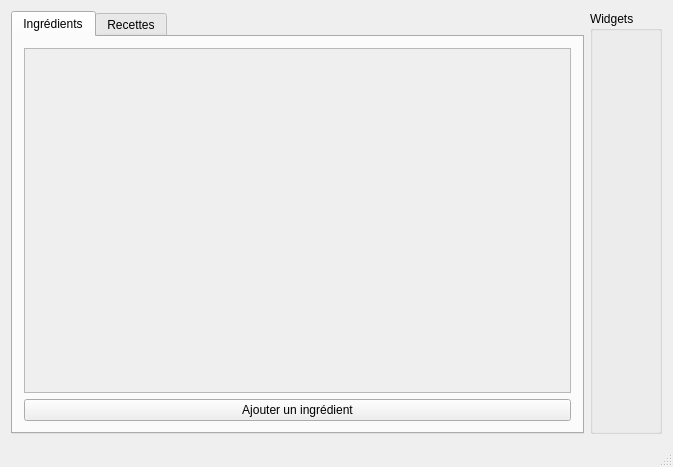
This is mainwindow.ui in ACoupat/Refrigestion as Qt 5 draws it before an edit. The edited form follows.
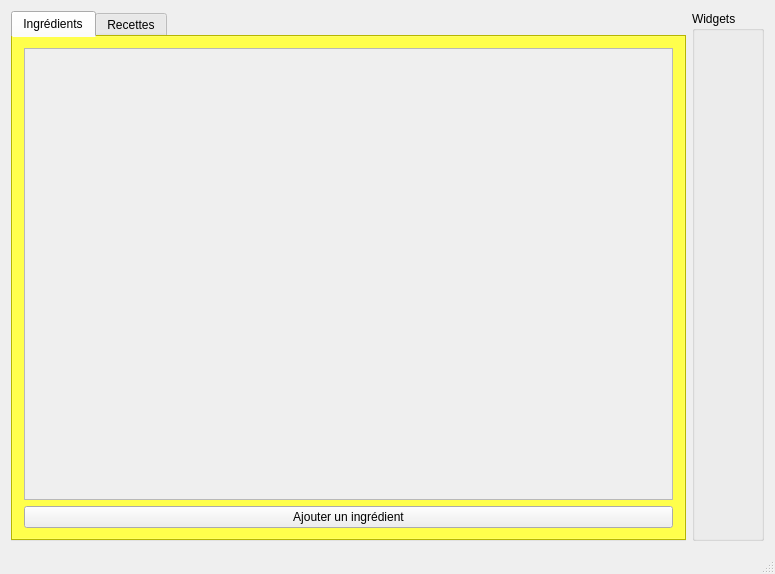
This is the edited form.

Patch:
```diff
--- a/mainwindow.ui
+++ b/mainwindow.ui
@@ -6,8 +6,8 @@
    <rect>
     <x>0</x>
     <y>0</y>
-    <width>673</width>
-    <height>467</height>
+    <width>775</width>
+    <height>574</height>
    </rect>
   </property>
   <property name="windowTitle">
@@ -31,6 +31,14 @@
     </item>
     <item row="0" column="0">
      <widget class="QTabWidget" name="tabWidget">
+      <property name="styleSheet">
+       <string notr="true">QTabWidget
+{
+	border : 2px solid black;
+	background-color : yellow;
+
+}</string>
+      </property>
       <property name="currentIndex">
        <number>0</number>
       </property>
@@ -49,8 +57,8 @@
             <rect>
              <x>0</x>
              <y>0</y>
-             <width>565</width>
-             <height>333</height>
+             <width>667</width>
+             <height>440</height>
             </rect>
            </property>
            <layout class="QGridLayout" name="gridLayout_4">
```
Left out of the diff: 6 changed lines with no effect on the pictures.
